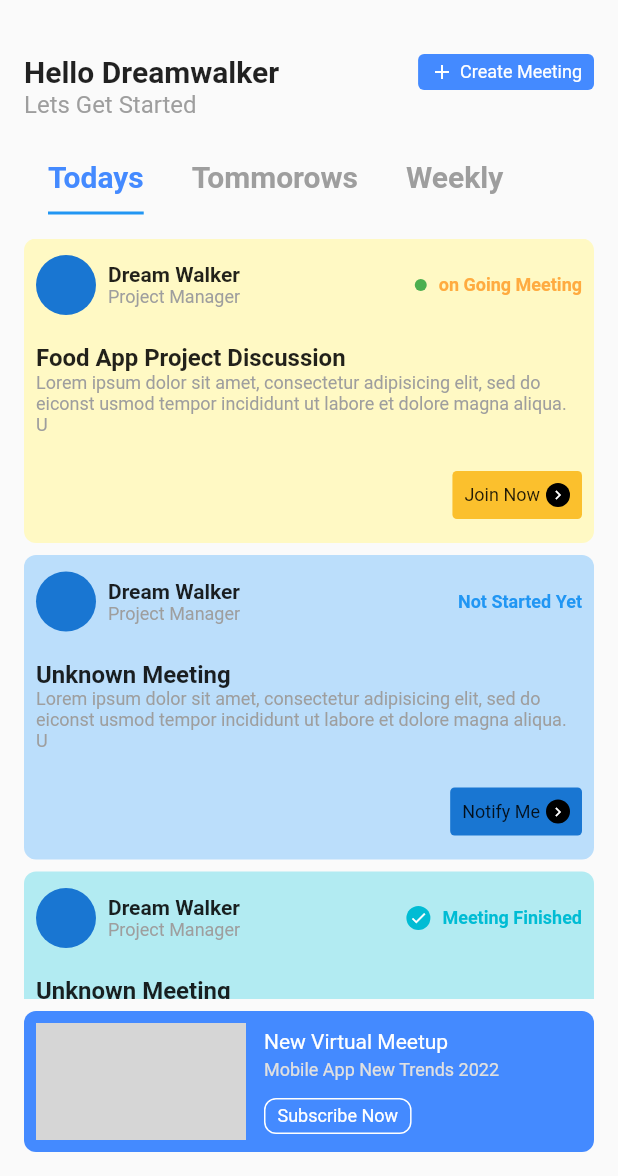
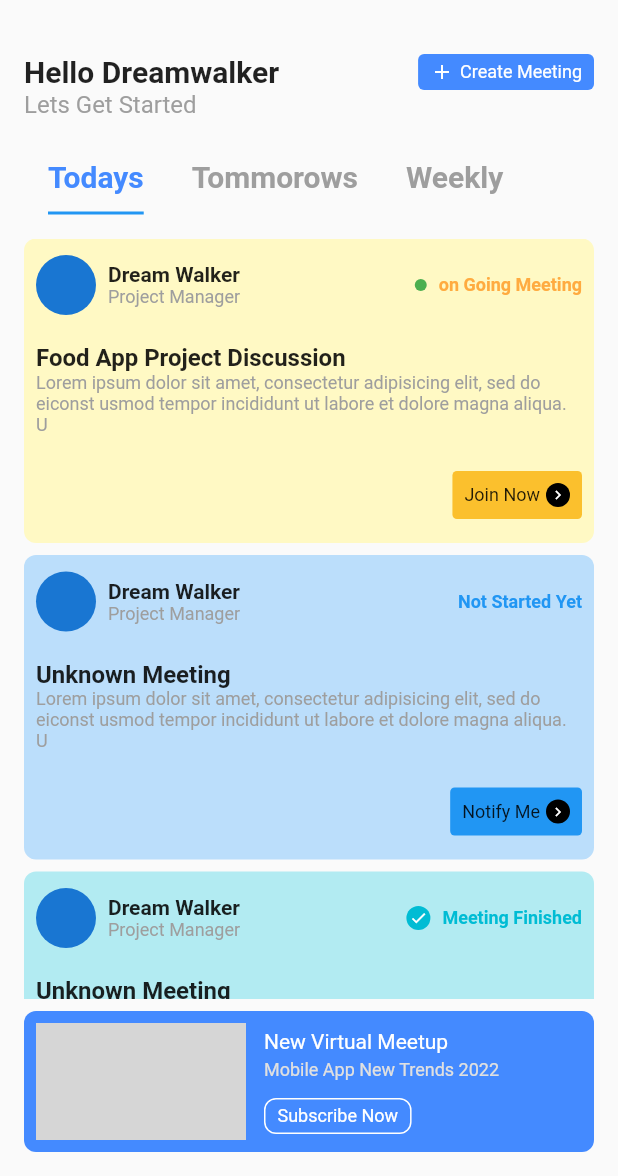
Before and after one commit to JAICHANGPARK/flutter_notebook_19th_story, a Flutter app: the screen it shows after launch, on a phone screen of 412 x 824 dp, the part 60-1236 px from its top. Run offline on Flutter 3.47's test engine with Material 2 defaults, Android fonts, the phone set to English and light mode, and no system bars; our stand-ins replace bubble_tab_indicator, cached_network_image, countup, fl_chart, flutter_riverpod, freezed_annotation and 2 more; network calls fail; grey boxes are pictures that could not be loaded.

Commit message:
Update meeting_button_widget.dart

```diff
--- a/lib/ep1139_office_meeting_app/src/ui/widgets/meeting_button_widget.dart
+++ b/lib/ep1139_office_meeting_app/src/ui/widgets/meeting_button_widget.dart
@@ -1,6 +1,5 @@
 import 'package:flutter/material.dart';
 import 'package:flutter_notebook_19th_story/ep1139_office_meeting_app/src/enums/meeting_state.dart';
-import 'package:flutter_notebook_19th_story/generated/i18n.dart';
 
 class MeetingButtonWidget extends StatelessWidget {
   MeetingButtonWidget({
@@ -47,7 +46,7 @@ class MeetingButtonWidget extends StatelessWidget {
     else if(enumMeetingState == EnumMeetingState.notYet){
       return Container(
         decoration: BoxDecoration(
-          color: color![700],
+          color: color![500],
           borderRadius: BorderRadius.circular(3),
         ),
         padding: const EdgeInsets.all(8),
```
